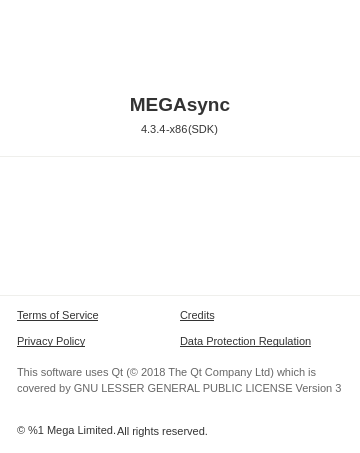
Qt form src/MEGASync/gui/macx/ChangeLogDialog.ui (meganz/MEGAsync) before a commit.
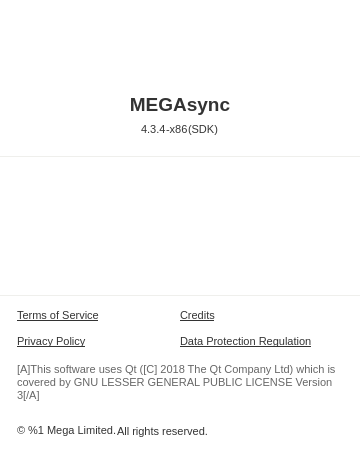
The same form after that commit. Icons and pictures are not drawn. Custom widgets are drawn as their Qt base class.

Commit message: Make license string translatable

```diff
--- a/src/MEGASync/gui/macx/ChangeLogDialog.ui
+++ b/src/MEGASync/gui/macx/ChangeLogDialog.ui
@@ -574,8 +574,10 @@
 }</string>
         </property>
         <property name="text">
-         <string notr="true">&lt;html&gt;&lt;p style=&quot;line-height: 16px;&quot;&gt;This software uses Qt (&amp;copy; 2018 The Qt Company Ltd) which is covered by GNU LESSER GENERAL PUBLIC LICENSE Version 3&lt;/p&gt;&lt;/html&gt;
-</string>
+         <string notr="true">[A]This software uses Qt ([C] 2018 The Qt Company Ltd) which is covered by GNU LESSER GENERAL PUBLIC LICENSE Version 3[/A]</string>
+        </property>
+        <property name="textFormat">
+         <enum>Qt::RichText</enum>
         </property>
         <property name="alignment">
          <set>Qt::AlignLeading|Qt::AlignLeft|Qt::AlignTop</set>
```
The commit also changes 4 other files.
